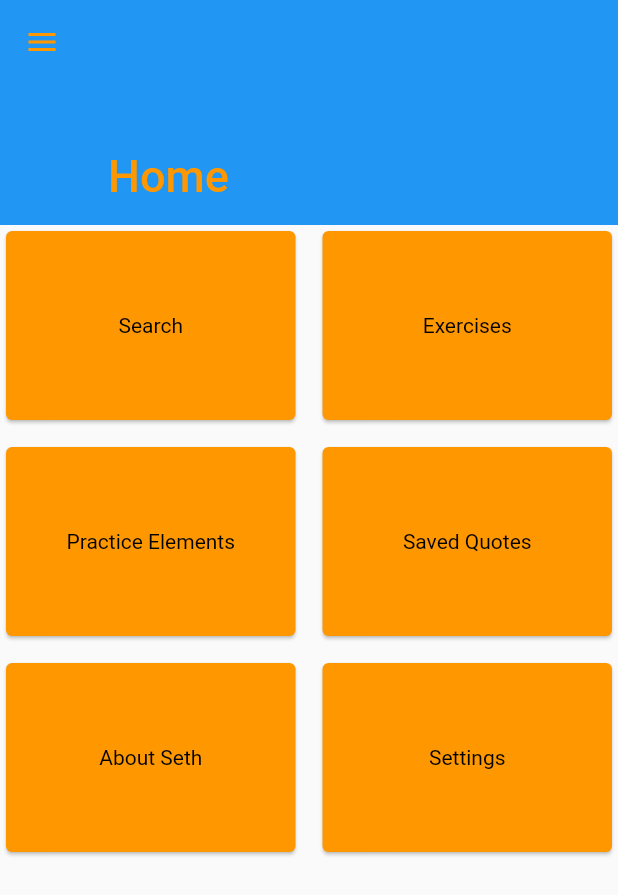
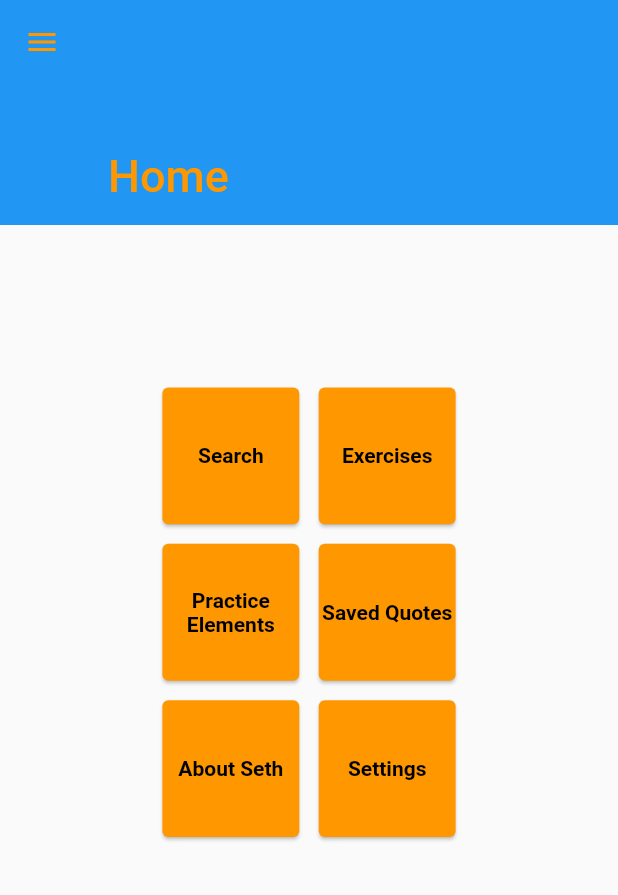
Before and after one commit to creative-gestalt/seth_flutter, a Flutter app: the screen it shows after launch, on a phone screen of 412 x 824 dp. Shown: the top 895 px of the screen. Run offline on Flutter 3.47's test engine with Material 2 defaults, Android fonts, the phone set to English and light mode, and no system bars; our stand-ins replace grouped_list, sqflite, webview_flutter; accounts and stored records are empty.

```diff
--- a/lib/src/models/practice_model.dart
+++ b/lib/src/models/practice_model.dart
@@ -3,8 +3,9 @@ class Practice {
   final String name;
   final String directions;
   final String book;
+  final int favorite;
 
-  Practice({this.id, this.name, this.directions, this.book});
+  Practice({this.id, this.name, this.directions, this.book, this.favorite});
 
   Map<String, dynamic> toMap() {
     return {
@@ -12,6 +13,7 @@ class Practice {
       'name': name,
       'directions': directions,
       'book': book,
+      'favorite': favorite,
     };
   }
 
@@ -19,10 +21,11 @@ class Practice {
       : id = map['id'],
         name = map['name'],
         directions = map['directions'],
-        book = map['book'];
+        book = map['book'],
+        favorite = map['favorite'];
 
   @override
   String toString() {
-    return 'Practice{id: $id, name: $name, directions: $directions, book: $book}';
+    return 'Practice{id: $id, name: $name, directions: $directions, book: $book, favorite: $favorite}';
   }
 }
--- a/lib/src/screens/0_home/home_screen.dart
+++ b/lib/src/screens/0_home/home_screen.dart
@@ -55,18 +55,34 @@ class _HomeScreenState extends State<HomeScreen> {
         slivers: <Widget>[
           CustomScrollAppBar(customTitle: 'Home'),
           SliverGrid.count(
-            childAspectRatio: 1.5,
-            crossAxisSpacing: 10,
-            mainAxisSpacing: 10,
+            childAspectRatio: 1,
+            crossAxisSpacing: 5,
+            mainAxisSpacing: 5,
             children: [
+              Container(),
+              Container(),
+              Container(),
+              Container(),
+              Container(),
               CustomCard(text: 'Search', destination: SearchScreen()),
               CustomCard(text: 'Exercises', destination: ExercisesScreen()),
+              Container(),
+              Container(),
               CustomCard(text: 'Practice Elements', destination: PracticeScreen()),
               CustomCard(text: 'Saved Quotes', destination: SavedScreen()),
+              Container(),
+              Container(),
               CustomCard(text: 'About Seth', destination: AboutScreen()),
               CustomCard(text: 'Settings', destination: HomeScreen()),
+              Container(),
+              Container(),
+              Container(),
+              Container(),
+              Container(),
+              Container(),
+              Container(),
             ],
-            crossAxisCount: 2,
+            crossAxisCount: 4,
           ),
         ],
       ),
--- a/lib/src/widgets/custom_card.dart
+++ b/lib/src/widgets/custom_card.dart
@@ -15,7 +15,11 @@ class CustomCard extends StatelessWidget {
         child: Center(
           child: Text(
             text,
-            style: TextStyle(color: Colors.black),
+            textAlign: TextAlign.center,
+            style: TextStyle(
+              color: Colors.black,
+              fontWeight: FontWeight.bold,
+            ),
           ),
         ),
         onTap: () {
```
Also changed, not shown: lib/src/models/exercise_model.dart (+6 -3 lines), lib/src/screens/2_exercises/exercises_screen.dart (+97 -7 lines), lib/src/screens/3_practice/practice_screen.dart (+75 -5 lines), lib/src/utils/db_provider.dart (+24 -0 lines), lib/src/widgets/custom_grouped_list.dart (+42 -27 lines), 1 other file.
